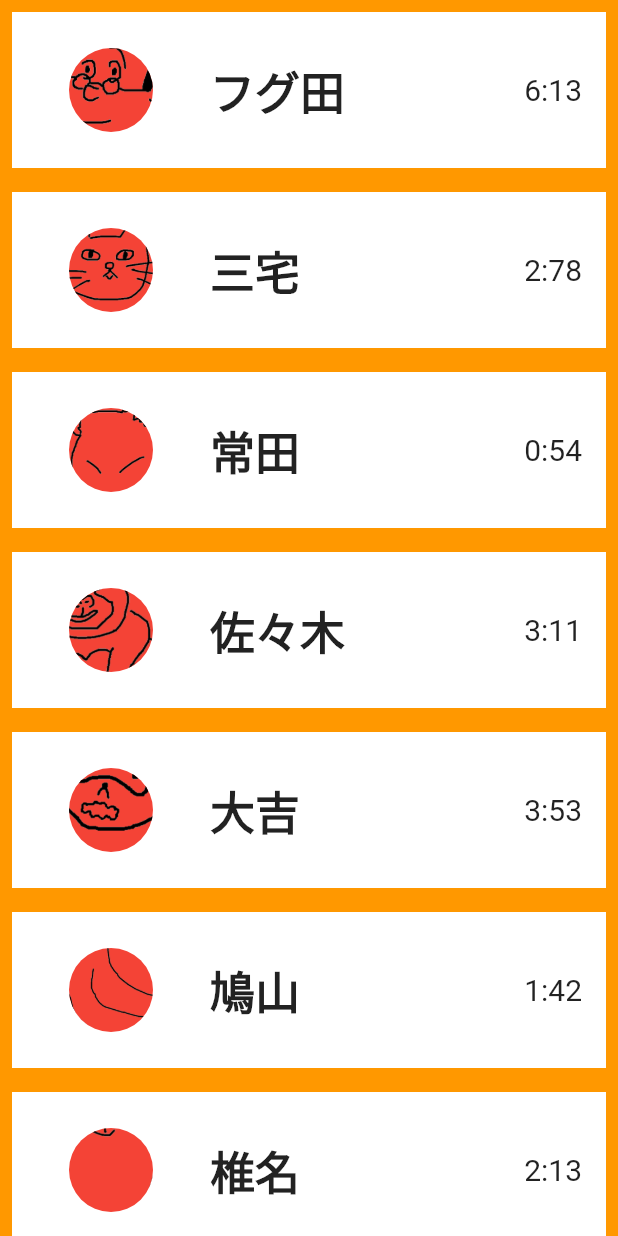
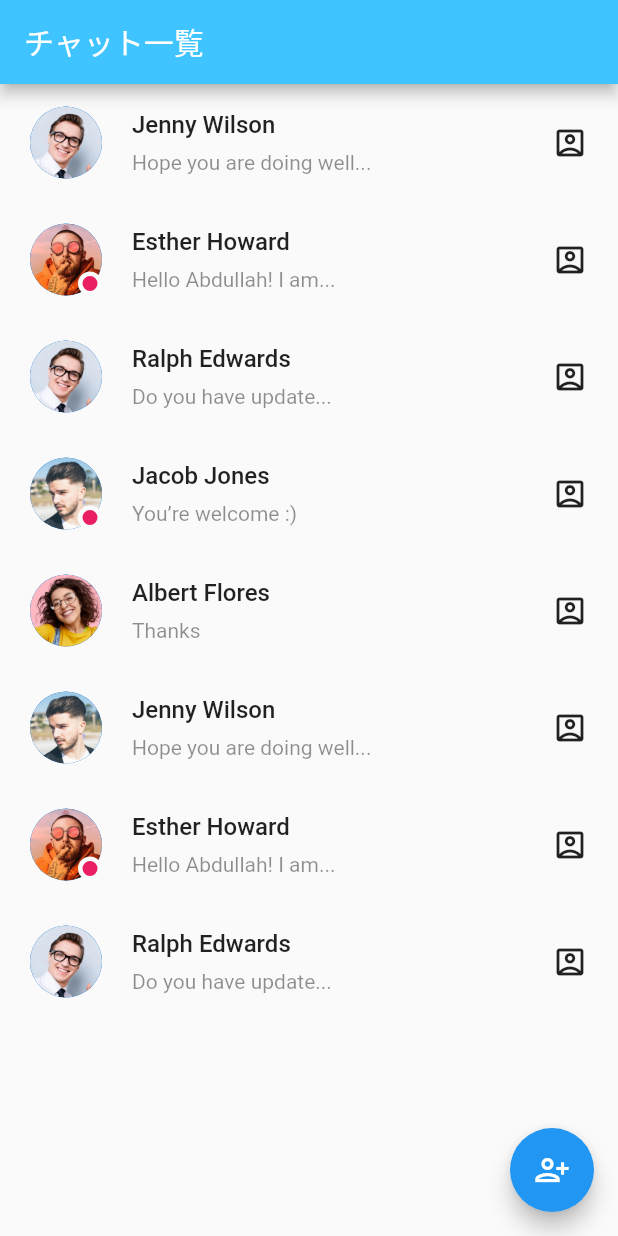
Before and after one commit to ryo-hagiwara-fate/benesse_app, a Flutter app: the FriendsListScreen screen opened directly, on a phone screen of 412 x 824 dp. Run offline on Flutter 3.47's test engine with Material 2 defaults, Android fonts, the phone set to English and light mode, and no system bars; our stand-ins replace bottom_navy_bar, cloud_firestore, firebase_auth, firebase_core, fl_chart, modal_progress_hud_nsn and 1 more; accounts and stored records are empty.

Commit message:
add:#3:friends and chat screen

```diff
--- /dev/null
+++ b/lib/high-five/models/Chat.dart
@@ -0,0 +1,71 @@
+class Chat {
+  final String name, lastMessage, image, time;
+  final bool isActive;
+
+  Chat({
+    this.name = '',
+    this.lastMessage = '',
+    this.image = '',
+    this.time = '',
+    this.isActive = false,
+  });
+}
+
+List chatsData = [
+  Chat(
+    name: "Jenny Wilson",
+    lastMessage: "Hope you are doing well...",
+    image: "images/user_3.png",
+    time: "3m ago",
+    isActive: false,
+  ),
+  Chat(
+    name: "Esther Howard",
+    lastMessage: "Hello Abdullah! I am...",
+    image: "images/user_2.png",
+    time: "8m ago",
+    isActive: true,
+  ),
+  Chat(
+    name: "Ralph Edwards",
+    lastMessage: "Do you have update...",
+    image: "images/user_3.png",
+    time: "5d ago",
+    isActive: false,
+  ),
+  Chat(
+    name: "Jacob Jones",
+    lastMessage: "You’re welcome :)",
+    image: "images/user_4.png",
+    time: "5d ago",
+    isActive: true,
+  ),
+  Chat(
+    name: "Albert Flores",
+    lastMessage: "Thanks",
+    image: "images/user_5.png",
+    time: "6d ago",
+    isActive: false,
+  ),
+  Chat(
+    name: "Jenny Wilson",
+    lastMessage: "Hope you are doing well...",
+    image: "images/user_4.png",
+    time: "3m ago",
+    isActive: false,
+  ),
+  Chat(
+    name: "Esther Howard",
+    lastMessage: "Hello Abdullah! I am...",
+    image: "images/user_2.png",
+    time: "8m ago",
+    isActive: true,
+  ),
+  Chat(
+    name: "Ralph Edwards",
+    lastMessage: "Do you have update...",
+    image: "images/user_3.png",
+    time: "5d ago",
+    isActive: false,
+  ),
+];
--- a/lib/high-five/screens/firends_list_screen.dart
+++ b/lib/high-five/screens/firends_list_screen.dart
@@ -1,54 +1,198 @@
 import 'package:flutter/material.dart';
+import '../models/Chat.dart';
+import '../models/ChatMessage.dart';
+import 'message_screen.dart';
+import 'your_info_screen.dart';
+import 'package:firebase_auth/firebase_auth.dart';
+import 'package:cloud_firestore/cloud_firestore.dart';
+import 'search_friends_screen.dart';
 
-class FriendsListScreen extends StatelessWidget {
+class FriendsListScreen extends StatefulWidget {
+  @override
+  _FriendsListScreenState createState() => _FriendsListScreenState();
+}
+
+class _FriendsListScreenState extends State<FriendsListScreen> {
+
+  final _auth = FirebaseAuth.instance;
+  var loggedInUser;
+
+  void getCurrentUser() async{
+    try {
+      final user = await _auth.currentUser;
+      loggedInUser = user;
+      print(loggedInUser);
+    } catch (e) {
+      print(e);
+    }
+  }
+  @override
+  void initState() {
+    super.initState();
+    getCurrentUser();
+  }
+
   @override
   Widget build(BuildContext context) {
     return Scaffold(
-      backgroundColor: Colors.orange,
-      body: ListView.builder(
-        itemExtent: 120,
-        itemCount: UserList.length,
-        itemBuilder: (BuildContext context, int index) {
-          return Padding(
-            padding: const EdgeInsets.all(8.0),
-            child: Container(
-              // padding: EdgeInsets.all(5),
-              color: Colors.white,
-              child: Center(
-                child: ListTile(
-                  onTap: (){ print("tapped"); },
-                  leading: CircleAvatar(
-                    radius: 50,
-                    backgroundColor: Colors.red,
-                    backgroundImage: AssetImage("images/${UserList[index].image}.png"),
+      appBar: AppBar(
+        automaticallyImplyLeading: false,
+        backgroundColor: Colors.lightBlueAccent,
+        title: Text("チャット一覧")
+      ),
+      body: Column(
+        children: [
+          Expanded(
+              child: ListView.builder(
+                  itemCount: chatsData.length,
+                  itemBuilder: (context,index)=> ChatCard(
+                    chatsData[index],
+                    (){
+                      Navigator.push(
+                          context,
+                          MaterialPageRoute(
+                              builder: (context)=> MessageScreen())
+                      );
+                    }
                   ),
-                  title: Text(UserList[index].userName, style: TextStyle(fontSize: 30, fontWeight: FontWeight.bold),),
-                  trailing: Text(UserList[index].duration, style: TextStyle(fontSize: 20),),
-                ),
-              ),
-            ),
+              )
+          )
+        ],
+      ),
+      floatingActionButton: FloatingActionButton(
+        onPressed: (){
+          Navigator.push(
+              context,
+              MaterialPageRoute(
+                  builder: (context)=> SearchFriendsScreen())
           );
         },
+        child: Icon(Icons.person_add_alt),
+      ),
+    );
+  }
+}
 
+class ChatCard extends StatelessWidget {
+  ChatCard(this.chat,this.press);
+
+  final Chat chat;
+  final VoidCallback press;
+
+  @override
+  Widget build(BuildContext context) {
+    return InkWell(
+      onTap: press,
+      child: Padding(
+        padding: EdgeInsets.symmetric(horizontal: kDefaultPadding,vertical: kDefaultPadding*0.75),
+        child: Row(
+          children: [
+            Stack(
+              children: [
+                CircleAvatar(
+                  radius:24,
+                  backgroundImage: AssetImage(chat.image),
+                ),
+                if(chat.isActive) Positioned(
+                  right: 0,
+                  bottom: 0,
+                  child: Container(
+                    height: 16,
+                    width: 16,
+                      decoration: BoxDecoration(
+                        color:Colors.pink,
+                        shape: BoxShape.circle,
+                        border: Border.all(
+                          color: Theme.of(context).scaffoldBackgroundColor,
+                          width: 3
+                        )
+                      ),
+                  ),
+                )
+              ],
+            ),
+            Expanded(
+                child: Padding(
+                  padding: EdgeInsets.symmetric(horizontal: kDefaultPadding),
+                  child: Column(
+                    crossAxisAlignment: CrossAxisAlignment.start,
+                    children: [
+                      Text(
+                        chat.name,
+                        style: TextStyle(fontSize: 16,fontWeight: FontWeight.w500),
+                      ),
+                      SizedBox(
+                        height: 8,
+                      ),
+                      Opacity(
+                        opacity: 0.5,
+                        child: Text(
+                            chat.lastMessage,
+                          maxLines: 1,
+                            overflow: TextOverflow.ellipsis,
+                        ),
+                      )
+                    ],
+                  ),
+                )
+            ),
+            InkWell(
+                 onTap: (){
+                   Navigator.push(
+                       context,
+                       MaterialPageRoute(builder: (context)=> YourInfoScreen())
+                   );
+                 },
+                child: Icon(Icons.account_box_outlined)
+            )
+          ],
+        ),
       ),
     );
   }
 }
 
 
-class User {
-  String userName, duration, image, subject, textbook;
-  User(this.userName, this.duration, this.image, this.subject, this. textbook);
+//FIXME constants.dartへ
+const kPrimaryColor = Color(0xFF00BF6D);
+const kSecondaryColor = Color(0xFFFE9901);
+const kContentColorLightTheme = Color(0xFF1D1D35);
+const kContentColorDarkTheme = Color(0xFFF5FCF9);
+const kWarninngColor = Color(0xFFF3BB1C);
+const kErrorColor = Color(0xFFF03738);
+const kDefaultPadding = 20.0;
+
+
+//FIXME class constants.dartへ
+class FillOutlineButton extends StatelessWidget {
+  const FillOutlineButton({
+    Key? key,
+    this.isFilled = true,
+    required this.press,
+    required this.text,
+  }) : super(key: key);
+
+  final bool isFilled;
+  final VoidCallback press;
+  final String text;
+
+  @override
+  Widget build(BuildContext context) {
+    return MaterialButton(
+      shape: RoundedRectangleBorder(
+        borderRadius: BorderRadius.circular(30),
+        side: BorderSide(color: Colors.white),
+      ),
+      elevation: isFilled ? 4 : 0,
+      color: isFilled ? Colors.white : Colors.transparent,
+      onPressed: press,
+      child: Text(
+        text,
+        style: TextStyle(
+          color: isFilled ? kContentColorLightTheme : Colors.white,
+          fontSize: 12,
+        ),
+      ),
+    );
+  }
 }
-
-List UserList = <User>[
-  User("フグ田", "6:13", "masuo", "国語", "ゴロゴ"),
-  User("三宅", "2:78", "cat", "数学", "チャート式"),
-  User("常田", "0:54", "fox", "英語", "ターゲット"),
-  User("佐々木", "3:11", "gorilla", "数学", "チャート式"),
-  User("大吉", "3:53", "raccoon", "物理", "良問の風"),
-  User("鳩山", "1:42", "bird", "英語", "ぽれぽれ"),
-  User("椎名", "2:13", "apple", "数学", "過去問"),
-  User("越後", "4:34", "rice", "日本史", "一問一答"),
-  User("鹿島", "1:12", "pig", "倫政", "資料集"),
-];
--- a/lib/high-five/screens/home_screen.dart
+++ b/lib/high-five/screens/home_screen.dart
@@ -36,7 +36,7 @@ class _HomeScreenState extends State<HomeScreen> {
       bottomNavigationBar: BottomNavyBar(
         items: [
           BottomNavyBarItem(icon: Icon(Icons.home), title: Text("GridView", style: TextStyle(fontSize: 18),), activeColor: Colors.lightBlueAccent, textAlign: TextAlign.center),
-          BottomNavyBarItem(icon: Icon(Icons.cake), title: Text("ListView", style: TextStyle(fontSize: 18),), activeColor: Colors.deepPurple, textAlign: TextAlign.center),
+          BottomNavyBarItem(icon: Icon(Icons.chat_outlined), title: Text("Chat", style: TextStyle(fontSize: 18),), activeColor: Colors.deepPurple, textAlign: TextAlign.center),
           BottomNavyBarItem(icon: Icon(Icons.catching_pokemon), title: Text("PieChart1", style: TextStyle(fontSize: 18),), activeColor: Colors.deepOrange, textAlign: TextAlign.center),
           BottomNavyBarItem(icon: Icon(Icons.local_drink), title: Text("fl_charts", style: TextStyle(fontSize: 18),), activeColor: Colors.blueGrey, textAlign: TextAlign.center),
           BottomNavyBarItem(icon: Icon(Icons.handyman), title: Text("First", style: TextStyle(fontSize: 18),), activeColor: Colors.brown, textAlign: TextAlign.center),
--- a/lib/high-five/screens/your_info_screen.dart
+++ b/lib/high-five/screens/your_info_screen.dart
@@ -112,7 +112,7 @@ class _YourInfoScreenState extends State<YourInfoScreen> {
                                   width: 3.0,
                                 ),
                                 image: DecorationImage(
-                                    image: ExactAssetImage("images/masuo.png"), //ユーザーアバター
+                                    image: ExactAssetImage("images/user_3.png"), //ユーザーアバター
                                     fit: BoxFit.contain
                                 )
                             ),
```
Also changed, not shown: lib/high-five/models/ChatMessage.dart (added, +61 -0 lines), lib/high-five/screens/message_screen.dart (added, +133 -0 lines), lib/high-five/screens/search_friends_screen.dart (added, +191 -0 lines), images/user_2.png (added), images/user_3 copy 2.png (added), images/user_3 copy 3.png (added), images/user_3 copy.png (added), images/user_3.png (added), images/user_4.png (added), images/user_5.png (added), 3 other files.
